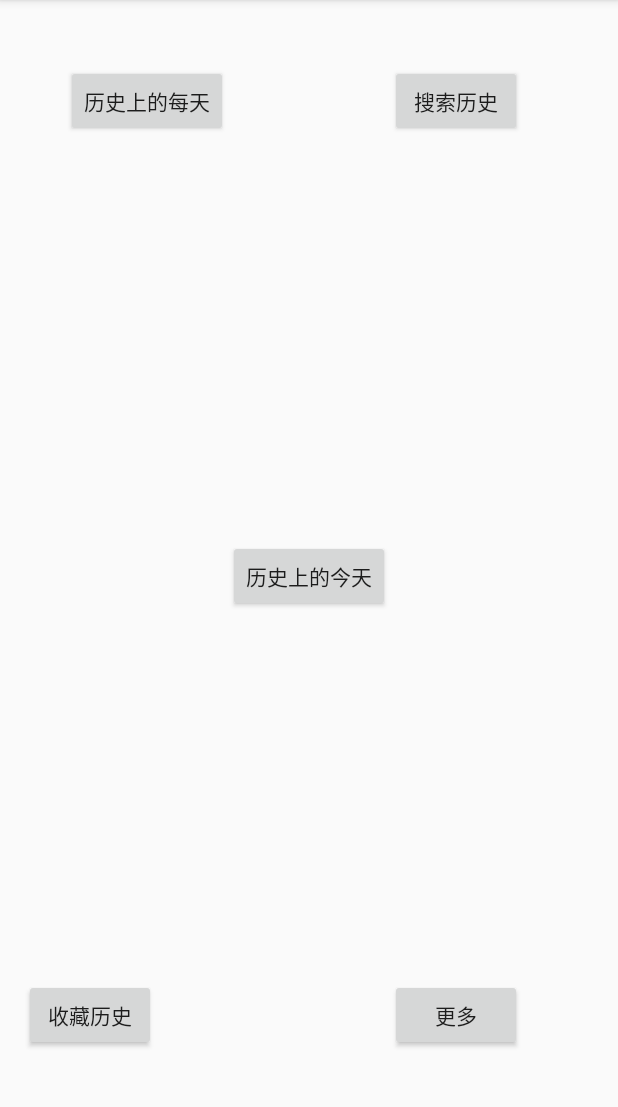
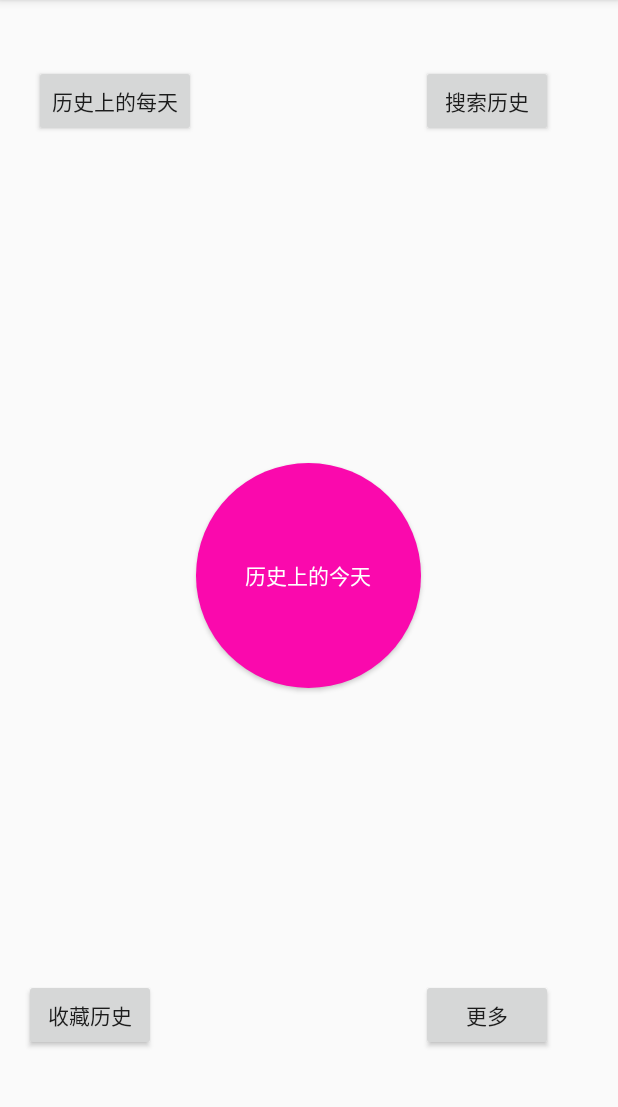
Before and after one commit to u0509421/todayinhistory, an Android app: the screen it shows after launch (MainActivity), on a phone screen of 412 x 824 dp, the part 84-1191 px from its top. Run offline under Robolectric (Android 15) with nearby library versions, the phone set to English and light mode, and no system bars.

Commit message:
third commit

```diff
--- /dev/null
+++ b/app/src/main/java/com/u0509421/todayinhistory/Activities/DB/HistoryDb.java
@@ -0,0 +1,36 @@
+package com.u0509421.todayinhistory.Activities.DB;
+
+import android.content.Context;
+import android.database.sqlite.SQLiteDatabase;
+import android.database.sqlite.SQLiteOpenHelper;
+
+/**
+ * Created by Terry on 17/3/16.
+ */
+public class HistoryDb extends SQLiteOpenHelper {
+
+    private static final int DATABASE_VERSION = 1;
+    private static final String DATABASE_NAME = "HistoryDb";
+
+    public HistoryDb(Context context) {
+        super(context, DATABASE_NAME, null, DATABASE_VERSION);
+    }
+
+    @Override
+    public void onCreate(SQLiteDatabase db) {
+
+        String sql = "CREATE TABLE history ( " +
+                "_id INTEGER PRIMARY KEY AUTOINCREMENT, " +
+                "title TEXT not null unique, "+
+                "date TEXT, "+
+                "content TEXT )";
+
+        db.execSQL(sql);
+
+    }
+
+    @Override
+    public void onUpgrade(SQLiteDatabase db, int oldVersion, int newVersion) {
+
+    }
+}
--- /dev/null
+++ b/app/src/main/res/drawable-v21/round_button.xml
@@ -0,0 +1,9 @@
+<?xml version="1.0" encoding="utf-8"?>
+<ripple xmlns:android="http://schemas.android.com/apk/res/android"
+    android:color="#c20586">
+    <item>
+        <shape android:shape="oval">
+            <solid android:color="#fa09ad"/>
+        </shape>
+    </item>
+</ripple>
--- /dev/null
+++ b/app/src/main/res/drawable/round_button.xml
@@ -0,0 +1,13 @@
+<?xml version="1.0" encoding="utf-8"?>
+<selector xmlns:android="http://schemas.android.com/apk/res/android">
+    <item android:state_pressed="false">
+        <shape android:shape="oval">
+            <solid android:color="#fa09ad"/>
+        </shape>
+    </item>
+    <item android:state_pressed="true">
+        <shape android:shape="oval">
+            <solid android:color="#c20586"/>
+        </shape>
+    </item>
+</selector>
--- a/app/src/main/res/layout/activity_main.xml
+++ b/app/src/main/res/layout/activity_main.xml
@@ -30,12 +30,15 @@
         android:layout_toEndOf="@+id/btnToday" />
 
     <Button
-        android:layout_width="wrap_content"
-        android:layout_height="wrap_content"
         android:text="历史上的今天"
         android:id="@+id/btnToday"
         android:layout_centerVertical="true"
-        android:layout_centerHorizontal="true" />
+        android:layout_centerHorizontal="true"
+        android:layout_width="150dp"
+        android:layout_height="150dp"
+        android:background="@drawable/round_button"
+        android:gravity="center_vertical|center_horizontal"
+        android:textColor="#fff"/>
 
     <Button
         android:layout_width="wrap_content"
```
